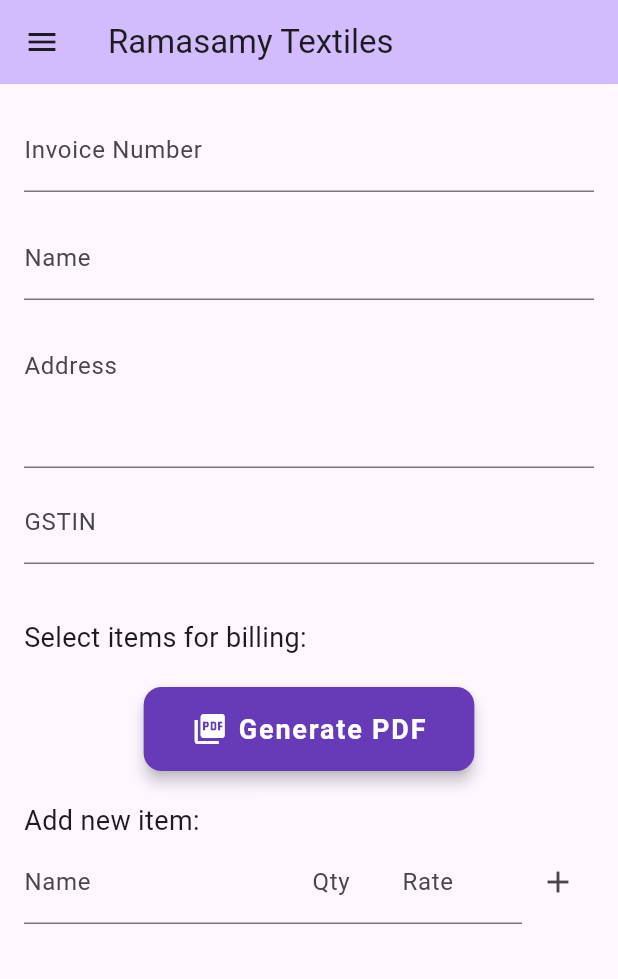
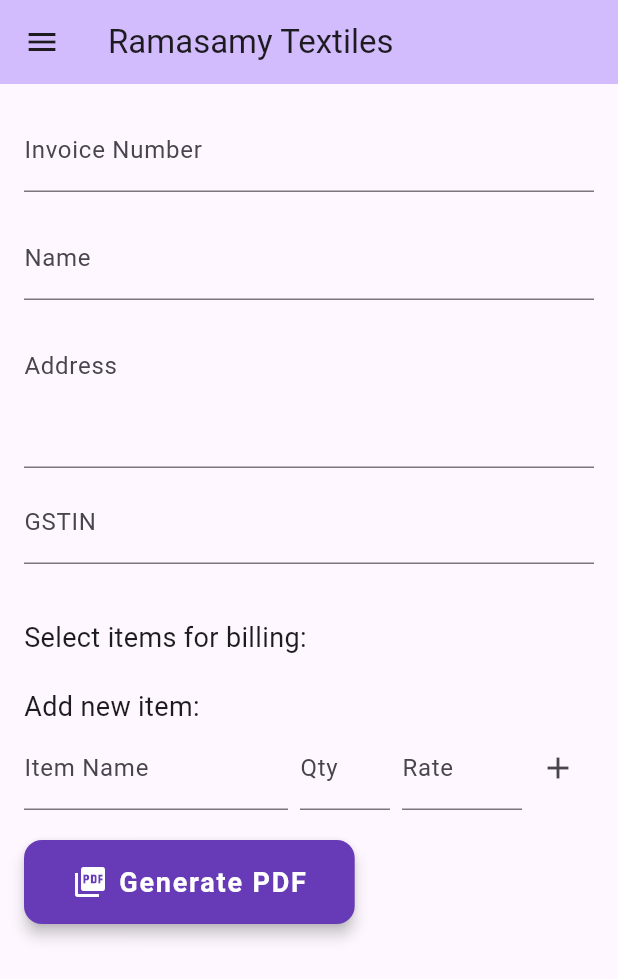
Before and after one commit to sudhameenashankar/billing, a Flutter app: the screen it shows after launch, on a phone screen of 412 x 824 dp. Shown: the top 979 px of the screen. Run offline on Flutter 3.47's test engine with Material 3 defaults, Android fonts, the phone set to English and light mode, and no system bars; our stand-ins replace pdf, printing, share_plus, shared_preferences; missing offline and left inert: number_to_words, syncfusion_flutter_pdfviewer.

```diff
--- a/lib/home_page.dart
+++ b/lib/home_page.dart
@@ -10,6 +10,8 @@ import 'package:path_provider/path_provider.dart';
 import 'package:pdf/widgets.dart' as pw;
 import 'dart:convert';
 import 'package:pdf/pdf.dart';
+import 'package:billing/widgets/items_list_section.dart';
+import 'package:billing/widgets/add_item_section.dart';
 
 class HomePage extends StatefulWidget {
   const HomePage({super.key, required this.title});
@@ -33,6 +35,9 @@ class _HomePageState extends State<HomePage> {
   final _customerNameController = TextEditingController();
   final _customerAddressController = TextEditingController();
   final _customerGstinController = TextEditingController();
+
+  // Add a dedicated FocusNode for GSTIN
+  final FocusNode _customerGstinFocusNode = FocusNode();
 
   String _customerName = '';
   String _customerAddress = '';
@@ -820,6 +825,8 @@ class _HomePageState extends State<HomePage> {
                             _customerGstin = selection['gstin']!;
                             _customerAddress = selection['address']!;
                           });
+                          // Request focus for GSTIN field after autofill
+                          _customerGstinFocusNode.requestFocus();
                         },
                       ),
                       SizedBox(height: 8),
@@ -844,32 +851,10 @@ class _HomePageState extends State<HomePage> {
                       ),
                       SizedBox(height: 8),
                       // GSTIN
-                      Autocomplete<Map<String, String>>(
-                        key: Key(_customerGstinController.text),
-                        optionsBuilder: (TextEditingValue textEditingValue) {
-                          if (textEditingValue.text.isEmpty) {
-                            return const Iterable<Map<String, String>>.empty();
-                          }
-                          return _customerSuggestions.where(
-                            (customer) =>
-                                customer['gstin']!.toUpperCase().startsWith(
-                                  textEditingValue.text.toUpperCase(),
-                                ),
-                          );
-                        },
-                        displayStringForOption: (option) => option['gstin']!,
-                        fieldViewBuilder: (
-                          context,
-                          _,
-                          focusNode,
-                          onFieldSubmitted,
-                        ) {
-                          return TextFormField(
+                      TextFormField(
                         controller: _customerGstinController,
-                            focusNode: focusNode,
-                            decoration: const InputDecoration(
-                              labelText: 'GSTIN',
-                            ),
+                        focusNode: _customerGstinFocusNode,
+                        decoration: const InputDecoration(labelText: 'GSTIN'),
                         textCapitalization: TextCapitalization.characters,
                         inputFormatters: [UpperCaseTextFormatter()],
                         validator: (val) {
@@ -886,19 +871,6 @@ class _HomePageState extends State<HomePage> {
                         },
                         onChanged:
                             (val) => setState(() => _customerGstin = val),
-                          );
-                        },
-                        onSelected: (Map<String, String> selection) {
-                          _customerGstinController.text = selection['gstin']!;
-                          _customerNameController.text = selection['name']!;
-                          _customerAddressController.text =
-                              selection['address']!;
-                          setState(() {
-                            _customerGstin = selection['gstin']!;
-                            _customerName = selection['name']!;
-                            _customerAddress = selection['address']!;
-                          });
-                        },
                       ),
                       SizedBox(height: 16),
                       // ...rest of your widgets...
@@ -906,68 +878,46 @@ class _HomePageState extends State<HomePage> {
                   ),
                 ),
                 const SizedBox(height: 20),
-                const Text(
-                  'Select items for billing:',
-                  style: TextStyle(fontSize: 18),
-                ),
-                ...items.asMap().entries.map((entry) {
-                  int idx = entry.key;
-                  var item = entry.value;
-                  return Row(
-                    children: [
-                      Checkbox(
-                        value: item.checked,
-                        onChanged: (val) {
+                ItemsListSection(
+                  items: items,
+                  onDeleteItem: (idx) => _deleteItem(idx),
+                  onQtyChanged: (idx, qty) {
                     setState(() {
-                            item.checked = val!;
+                      items[idx].qty = qty;
+                    });
+                    _saveItems();
+                  },
+                  onRateChanged: (idx, rate) {
+                    setState(() {
+                      items[idx].rate = rate;
+                    });
+                    _saveItems();
+                  },
+                  onCheckedChanged: (idx, checked) {
+                    setState(() {
+                      items[idx].checked = checked;
                     });
                   },
                 ),
-                      Expanded(child: Text(item.nameOfProduct)),
-                      SizedBox(
-                        width: 60,
-                        child: TextFormField(
-                          initialValue:
-                              item.qty == 0 ? '' : item.qty.toString(),
-                          textCapitalization: TextCapitalization.characters,
-                          inputFormatters: [UpperCaseTextFormatter()],
-                          decoration: const InputDecoration(labelText: 'Qty'),
-                          keyboardType: TextInputType.number,
-                          onChanged: (val) {
-                            setState(() {
-                              item.qty = int.tryParse(val) ?? 0;
-                            });
-                            _saveItems();
+                const SizedBox(height: 20),
+                const Text('Add new item:', style: TextStyle(fontSize: 18)),
+                AddItemSection(
+                  nameController: _nameController,
+                  qtyController: _qtyController,
+                  rateController: _rateController,
+                  onAddItem: () {
+                    final name = _nameController.text;
+                    final qty = int.tryParse(_qtyController.text) ?? 0;
+                    final rate = double.tryParse(_rateController.text) ?? 0;
+                    if (name.isNotEmpty && qty > 0 && rate > 0) {
+                      _addNewItem(name, qty, rate);
+                      _nameController.clear();
+                      _qtyController.clear();
+                      _rateController.clear();
+                    }
                   },
                 ),
-                      ),
-                      SizedBox(width: 8),
-                      SizedBox(
-                        width: 80,
-                        child: TextFormField(
-                          initialValue:
-                              item.rate == 0 ? '' : item.rate.toString(),
-                          decoration: const InputDecoration(labelText: 'Rate'),
-                          keyboardType: TextInputType.number,
-                          onChanged: (val) {
-                            setState(() {
-                              item.rate = double.tryParse(val) ?? 0;
-                            });
-                            _saveItems();
-                          },
-                        ),
-                      ),
-                      IconButton(
-                        icon: Icon(Icons.delete),
-                        onPressed: () => _deleteItem(idx),
-                      ),
-                    ],
-                  );
-                }),
                 const SizedBox(height: 20),
-                Row(
-                  mainAxisAlignment: MainAxisAlignment.center,
-                  children: [
                 ElevatedButton.icon(
                   style: ElevatedButton.styleFrom(
                     backgroundColor: Colors.deepPurple,
@@ -997,9 +947,7 @@ class _HomePageState extends State<HomePage> {
                             ),
                           )
                           : const Icon(Icons.picture_as_pdf, size: 24),
-                      label: Text(
-                        _isGenerating ? 'Generating...' : 'Generate PDF',
-                      ),
+                  label: Text(_isGenerating ? 'Generating...' : 'Generate PDF'),
                   onPressed:
                       _isGenerating
                           ? null
@@ -1010,8 +958,7 @@ class _HomePageState extends State<HomePage> {
                                       .where(
                                         (item) =>
                                             item.checked &&
-                                                (item.qty == 0 ||
-                                                    item.rate == 0),
+                                            (item.qty == 0 || item.rate == 0),
                                       )
                                       .toList();
                               if (invalidChecked.isNotEmpty) {
@@ -1030,8 +977,7 @@ class _HomePageState extends State<HomePage> {
                               final List<String> customers =
                                   prefs.getStringList('customers') ?? [];
                               final customerData = {
-                                    'gstin':
-                                        _customerGstinController.text.trim(),
+                                'gstin': _customerGstinController.text.trim(),
                                 'name': _customerNameController.text.trim(),
                                 'address':
                                     _customerAddressController.text.trim(),
@@ -1055,52 +1001,6 @@ class _HomePageState extends State<HomePage> {
                 ),
               ],
             ),
-                const SizedBox(height: 20),
-                const Text('Add new item:', style: TextStyle(fontSize: 18)),
-                Row(
-                  children: [
-                    Expanded(
-                      child: TextField(
-                        controller: _nameController,
-                        decoration: InputDecoration(labelText: 'Name'),
-                        inputFormatters: [UpperCaseTextFormatter()],
-                        textCapitalization: TextCapitalization.characters,
-                      ),
-                    ),
-                    SizedBox(
-                      width: 60,
-                      child: TextField(
-                        controller: _qtyController,
-                        decoration: InputDecoration(labelText: 'Qty'),
-                        keyboardType: TextInputType.number,
-                      ),
-                    ),
-                    SizedBox(
-                      width: 80,
-                      child: TextField(
-                        controller: _rateController,
-                        decoration: InputDecoration(labelText: 'Rate'),
-                        keyboardType: TextInputType.number,
-                      ),
-                    ),
-                    IconButton(
-                      icon: Icon(Icons.add),
-                      onPressed: () {
-                        final name = _nameController.text;
-                        final qty = int.tryParse(_qtyController.text) ?? 0;
-                        final rate = double.tryParse(_rateController.text) ?? 0;
-                        if (name.isNotEmpty && qty > 0 && rate > 0) {
-                          _addNewItem(name, qty, rate);
-                          _nameController.clear();
-                          _qtyController.clear();
-                          _rateController.clear();
-                        }
-                      },
-                    ),
-                  ],
-                ),
-              ],
-            ),
           ),
         ),
       ),
--- /dev/null
+++ b/lib/widgets/add_item_section.dart
@@ -0,0 +1,49 @@
+import 'package:flutter/material.dart';
+
+class AddItemSection extends StatelessWidget {
+  final TextEditingController nameController;
+  final TextEditingController qtyController;
+  final TextEditingController rateController;
+  final VoidCallback onAddItem;
+
+  const AddItemSection({
+    super.key,
+    required this.nameController,
+    required this.qtyController,
+    required this.rateController,
+    required this.onAddItem,
+  });
+
+  @override
+  Widget build(BuildContext context) {
+    return Row(
+      children: [
+        Expanded(
+          child: TextFormField(
+            controller: nameController,
+            decoration: const InputDecoration(labelText: 'Item Name'),
+          ),
+        ),
+        SizedBox(width: 8),
+        SizedBox(
+          width: 60,
+          child: TextFormField(
+            controller: qtyController,
+            decoration: const InputDecoration(labelText: 'Qty'),
+            keyboardType: TextInputType.number,
+          ),
+        ),
+        SizedBox(width: 8),
+        SizedBox(
+          width: 80,
+          child: TextFormField(
+            controller: rateController,
+            decoration: const InputDecoration(labelText: 'Rate'),
+            keyboardType: TextInputType.number,
+          ),
+        ),
+        IconButton(icon: Icon(Icons.add), onPressed: onAddItem),
+      ],
+    );
+  }
+}
--- /dev/null
+++ b/lib/widgets/items_list_section.dart
@@ -0,0 +1,67 @@
+import 'package:flutter/material.dart';
+import 'package:billing/item_model.dart';
+
+class ItemsListSection extends StatelessWidget {
+  final List<InvoiceItem> items;
+  final Function(int) onDeleteItem;
+  final Function(int, int) onQtyChanged;
+  final Function(int, double) onRateChanged;
+  final Function(int, bool) onCheckedChanged;
+
+  const ItemsListSection({
+    super.key,
+    required this.items,
+    required this.onDeleteItem,
+    required this.onQtyChanged,
+    required this.onRateChanged,
+    required this.onCheckedChanged,
+  });
+
+  @override
+  Widget build(BuildContext context) {
+    return Column(
+      crossAxisAlignment: CrossAxisAlignment.start,
+      children: [
+        const Text('Select items for billing:', style: TextStyle(fontSize: 18)),
+        ...items.asMap().entries.map((entry) {
+          int idx = entry.key;
+          var item = entry.value;
+          return Row(
+            children: [
+              Checkbox(
+                value: item.checked,
+                onChanged: (val) => onCheckedChanged(idx, val!),
+              ),
+              Expanded(child: Text(item.nameOfProduct)),
+              SizedBox(
+                width: 60,
+                child: TextFormField(
+                  initialValue: item.qty == 0 ? '' : item.qty.toString(),
+                  textCapitalization: TextCapitalization.characters,
+                  decoration: const InputDecoration(labelText: 'Qty'),
+                  keyboardType: TextInputType.number,
+                  onChanged: (val) => onQtyChanged(idx, int.tryParse(val) ?? 0),
+                ),
+              ),
+              SizedBox(width: 8),
+              SizedBox(
+                width: 80,
+                child: TextFormField(
+                  initialValue: item.rate == 0 ? '' : item.rate.toString(),
+                  decoration: const InputDecoration(labelText: 'Rate'),
+                  keyboardType: TextInputType.number,
+                  onChanged:
+                      (val) => onRateChanged(idx, double.tryParse(val) ?? 0),
+                ),
+              ),
+              IconButton(
+                icon: Icon(Icons.delete),
+                onPressed: () => onDeleteItem(idx),
+              ),
+            ],
+          );
+        }),
+      ],
+    );
+  }
+}
```
Lines whose indentation alone changed are shown as unchanged.
